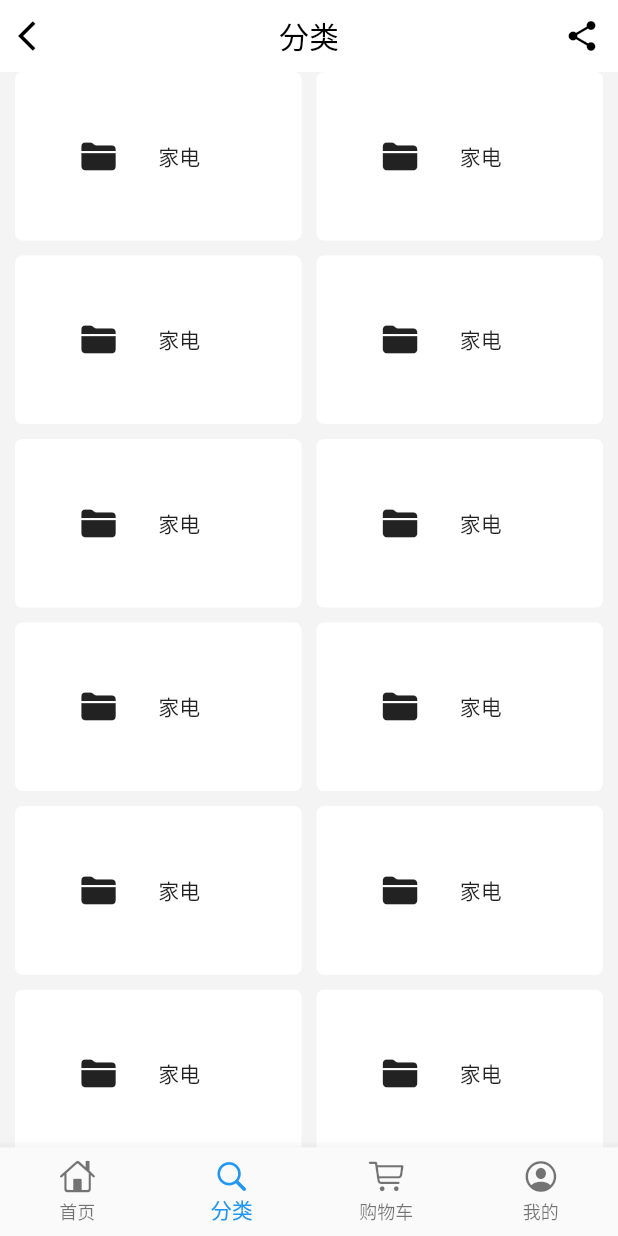
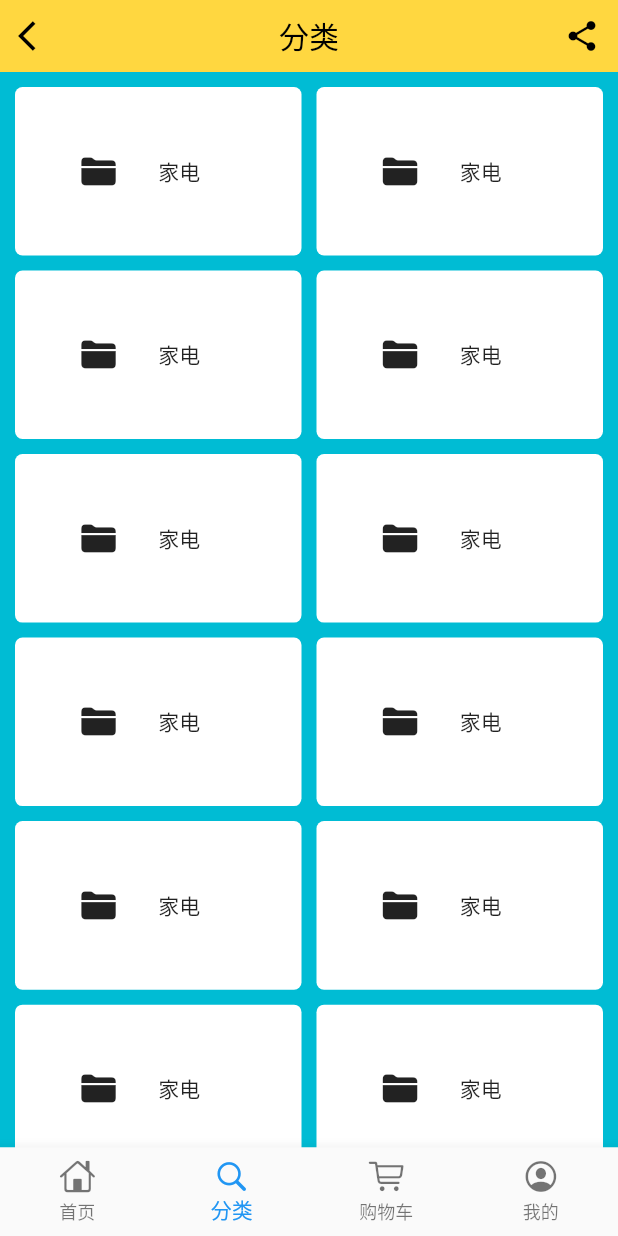
Before and after one commit to jack9095/flutter_app, a Flutter app: the screen it shows after launch, item 2 of the bottom bar chosen, on a phone screen of 412 x 824 dp. Run offline on Flutter 3.47's test engine with Material 2 defaults, Android fonts, the phone set to English and light mode, and no system bars; our stand-ins replace dio, flutter_easyrefresh, flutter_screenutil, flutter_swiper, toast, webview_flutter; network calls fail.

Commit message:
首页的开发

```diff
--- a/lib/shop/category_page.dart
+++ b/lib/shop/category_page.dart
@@ -1,5 +1,6 @@
 import 'package:flutter/material.dart';
 import 'package:flutter/cupertino.dart';
+import 'package:flutter_screenutil/flutter_screenutil.dart';
 
 class CategoryPage extends StatefulWidget {
   @override
@@ -14,12 +15,16 @@ class _CategoryPageState extends State<CategoryPage> {
     double height = size.height; // 屏幕高度
     double topPadding = MediaQuery.of(context).padding.top;
     return Column(
+      mainAxisAlignment: MainAxisAlignment.start,
       children: <Widget>[
         Container(
+          color: Colors.amberAccent,
           height: topPadding,
         ),
 //        Divider(height: topPadding,),
-        Row(
+      Container(
+        color: Colors.amberAccent,
+        child:  Row(
           mainAxisAlignment: MainAxisAlignment.spaceBetween,
           children: <Widget>[
             IconButton(
@@ -46,15 +51,17 @@ class _CategoryPageState extends State<CategoryPage> {
             ),
           ],
         ),
+      ),
 
         Expanded(
+          flex: 10,
           child: Container(
             alignment: Alignment.topLeft,
-            margin: EdgeInsets.fromLTRB(0, 0, 0, 0),
-            color: Color.fromARGB(255, 244, 244, 244),
+            color: Colors.cyan,
             padding: EdgeInsets.fromLTRB(10, 0, 10, 0),
             child: GridView.builder(
-              shrinkWrap: true,  // 这个必须得设置， 否则不显示
+              padding: EdgeInsets.fromLTRB(0, 10, 0, 10),  // 这个一定要设置，不然会有各种奇葩问题
+//              shrinkWrap: true,  // 这个必须得设置， 否则不显示
 //              physics: NeverScrollableScrollPhysics(), // 禁止滑动
               itemCount: 12,
               gridDelegate: SliverGridDelegateWithFixedCrossAxisCount(
@@ -91,6 +98,7 @@ class _CategoryPageState extends State<CategoryPage> {
           ),
         ),
 
+//        SizedBox(height: ScreenUtil().setHeight(10)),
       ],
     );
   }
--- a/lib/shop/home_page.dart
+++ b/lib/shop/home_page.dart
@@ -63,6 +63,7 @@ class _HomePageState extends State<HomePage> with AutomaticKeepAliveClientMixin
 
   @override
   Widget build(BuildContext context) {
+    super.build(context);  // 保持页面
     ScreenUtil.instance =  ScreenUtil(width: 750,height: 1334)..init(context);
     return Scaffold(
       appBar: AppBar(
```
Also changed, not shown: lib/shop/index.dart (+0 -10 lines).
